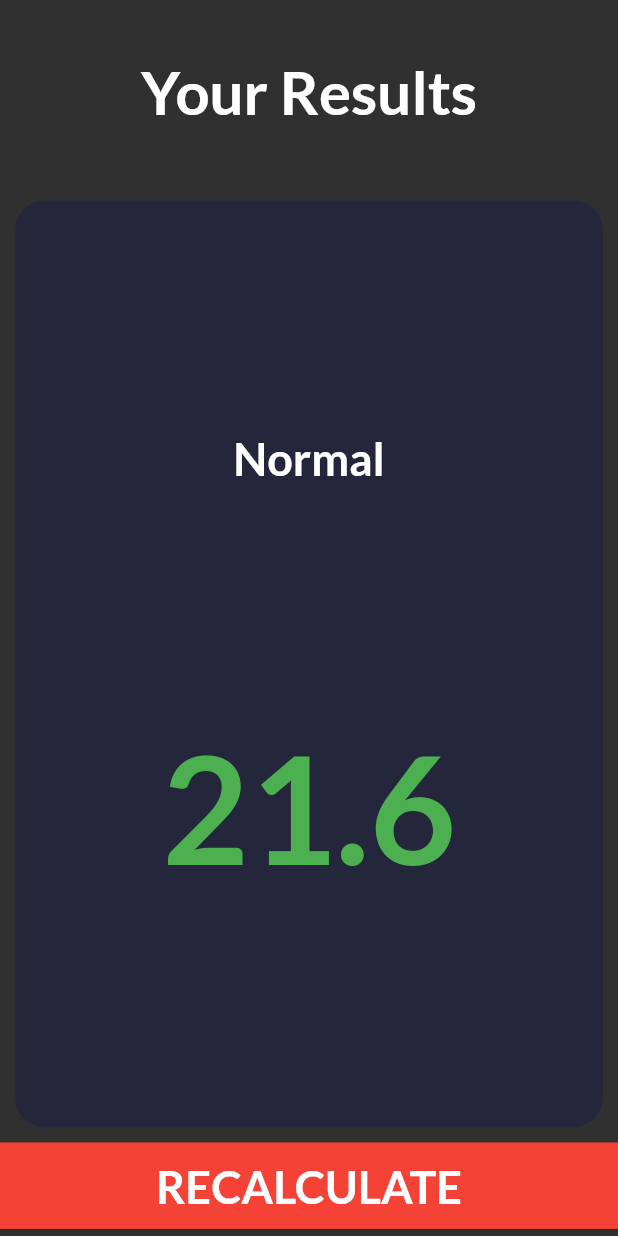
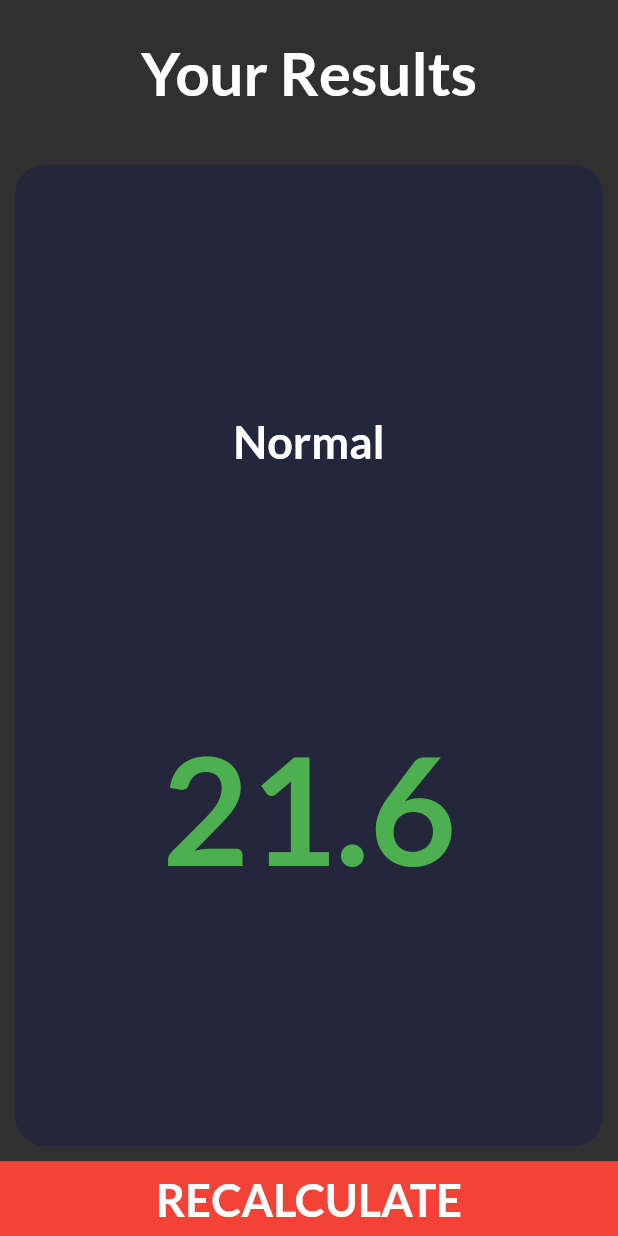
Before and after one commit to scancetin/flutter-bmi-calc, a Flutter app: the screen it shows after launch, after a tap on "CALCULATE", on a phone screen of 412 x 824 dp. Run offline on Flutter 3.47's test engine with Material 2 defaults, Android fonts, the phone set to English and light mode, and no system bars; our stand-ins replace font_awesome_flutter, google_fonts.

Commit message:
flex changes

```diff
--- a/lib/calc_bmi.dart
+++ b/lib/calc_bmi.dart
@@ -12,7 +12,7 @@ class CalcBmi {
 
   String getResult(double _bmi) {
     if (_bmi > 30) {
-      return "Obesity";
+      return 'Obesity';
     } else if (_bmi >= 25) {
       return 'Overweight';
     } else if (_bmi > 18.5) {
--- a/lib/screens/main_page.dart
+++ b/lib/screens/main_page.dart
@@ -26,13 +26,14 @@ class _BmiCalcState extends State<BmiCalc> {
     return Scaffold(
       body: Column(
         children: [
-          Container(
-            height: MediaQuery.of(context).size.height * 0.03,
-          ),
-          Row(children: [
-            BoxWidget(
+          Spacer(),
+          Expanded(
+            flex: 10,
+            child: Row(
+              children: [
+                Expanded(
+                  child: BoxWidget(
                     boxColor: _gender ? _notHl : _hl,
-              boxWidth: 0.50,
                     widget: GenderWidget(
                         genderType: "MALE",
                         onPressed: () {
@@ -41,9 +42,10 @@ class _BmiCalcState extends State<BmiCalc> {
                           });
                         }),
                   ),
-            BoxWidget(
+                ),
+                Expanded(
+                  child: BoxWidget(
                     boxColor: _gender ? _hl : _notHl,
-              boxWidth: 0.50,
                     widget: GenderWidget(
                         genderType: "FEMALE",
                         onPressed: () {
@@ -52,10 +54,14 @@ class _BmiCalcState extends State<BmiCalc> {
                           });
                         }),
                   ),
-          ]),
-          BoxWidget(
+                ),
+              ],
+            ),
+          ),
+          Expanded(
+            flex: 10,
+            child: BoxWidget(
               boxColor: _hl,
-            boxWidth: 1,
               widget: HeightWidget(
                 sliderValue: _heightValue,
                 onPressed: (double value) {
@@ -65,10 +71,13 @@ class _BmiCalcState extends State<BmiCalc> {
                 },
               ),
             ),
-          Row(children: [
-            BoxWidget(
+          ),
+          Expanded(
+            flex: 10,
+            child: Row(children: [
+              Expanded(
+                child: BoxWidget(
                     boxColor: _hl,
-                boxWidth: 0.50,
                     widget: AgeWeightWidget(
                         value: _ageValue,
                         widgetType: "AGE",
@@ -82,9 +91,10 @@ class _BmiCalcState extends State<BmiCalc> {
                             _ageValue--;
                           });
                         })),
-            BoxWidget(
+              ),
+              Expanded(
+                child: BoxWidget(
                     boxColor: _hl,
-                boxWidth: 0.50,
                     widget: AgeWeightWidget(
                         value: _weightValue,
                         widgetType: "WEIGHT",
@@ -98,12 +108,14 @@ class _BmiCalcState extends State<BmiCalc> {
                             _weightValue--;
                           });
                         })),
+              ),
             ]),
-          GestureDetector(
+          ),
+          Expanded(
+            flex: 2,
+            child: GestureDetector(
               child: Container(
                 alignment: Alignment.center,
-              width: MediaQuery.of(context).size.width,
-              height: MediaQuery.of(context).size.height * 0.07,
                 color: Colors.red,
                 child: Text(
                   "CALCULATE",
@@ -114,6 +126,7 @@ class _BmiCalcState extends State<BmiCalc> {
                 Navigator.push(context, MaterialPageRoute(builder: (context) => ResultPage(height: _heightValue.toInt(), weight: _weightValue)));
               },
             ),
+          ),
         ],
       ),
     );
--- a/lib/screens/result_page.dart
+++ b/lib/screens/result_page.dart
@@ -12,47 +12,43 @@ class ResultPage extends StatelessWidget {
   Widget build(BuildContext context) {
     CalcBmi calc = CalcBmi(height: height, weight: weight);
     double _bmi = calc.calcBmi();
+
     return Scaffold(
-      body: Container(
-        width: MediaQuery.of(context).size.width,
-        height: MediaQuery.of(context).size.height,
-        child: Column(
+      body: Column(
         children: [
-            Container(
-              height: MediaQuery.of(context).size.height * 0.15,
-              alignment: Alignment.center,
+          Spacer(),
+          Expanded(
+            flex: 3,
             child: Text(
               "Your Results",
               style: GoogleFonts.lato(textStyle: TextStyle(fontSize: 40, fontWeight: FontWeight.w700)),
             ),
           ),
-            Container(
-              height: MediaQuery.of(context).size.height * 0.75,
+          Expanded(
+            flex: 27,
+            child: Container(
               margin: EdgeInsets.all(10),
               alignment: Alignment.center,
               decoration: BoxDecoration(color: Color(0xff24263B), borderRadius: BorderRadius.circular(20)),
               child: Column(
                 mainAxisAlignment: MainAxisAlignment.spaceEvenly,
-                crossAxisAlignment: CrossAxisAlignment.center,
                 children: [
-                  Container(
-                    child: Text(
+                  Text(
                     calc.getResult(_bmi),
                     style: GoogleFonts.lato(textStyle: TextStyle(fontSize: 30, fontWeight: FontWeight.w700)),
                   ),
-                  ),
-                  Container(
-                    child: Text(
+                  Text(
                     _bmi.toStringAsFixed(1),
                     style: GoogleFonts.lato(textStyle: TextStyle(fontSize: 100, fontWeight: FontWeight.w700, color: calc.getColor(_bmi))),
-                    ),
                   ),
                 ],
               ),
             ),
-            GestureDetector(
+          ),
+          Expanded(
+            flex: 2,
+            child: GestureDetector(
               child: Container(
-                height: MediaQuery.of(context).size.height * 0.07,
                 color: Colors.red,
                 alignment: Alignment.center,
                 child: Text(
@@ -64,8 +60,8 @@ class ResultPage extends StatelessWidget {
                 Navigator.push(context, MaterialPageRoute(builder: (context) => BmiCalc()));
               },
             ),
+          ),
         ],
-        ),
       ),
     );
   }
--- a/lib/widgets/age_weight_widget.dart
+++ b/lib/widgets/age_weight_widget.dart
@@ -11,9 +11,7 @@ class AgeWeightWidget extends StatelessWidget {
 
   @override
   Widget build(BuildContext context) {
-    return Container(
-      alignment: Alignment.center,
-      child: Column(
+    return Column(
       mainAxisAlignment: MainAxisAlignment.center,
       children: [
         Text(
@@ -24,32 +22,25 @@ class AgeWeightWidget extends StatelessWidget {
           value.toString(),
           style: GoogleFonts.lato(textStyle: TextStyle(fontSize: 40, fontWeight: FontWeight.w900)),
         ),
-          SizedBox(height: 20),
+        SizedBox(height: 10),
         Row(
           mainAxisAlignment: MainAxisAlignment.spaceEvenly,
           children: [
-              GestureDetector(
-                child: Container(
+            Container(
               width: 60,
               height: 60,
               decoration: BoxDecoration(borderRadius: BorderRadius.circular(30), color: Color(0xFF51515C)),
-                  child: Icon(FontAwesomeIcons.plus),
+              child: IconButton(icon: Icon(FontAwesomeIcons.plus), onPressed: onPlus),
             ),
-                onTap: onPlus,
-              ),
-              GestureDetector(
-                child: Container(
+            Container(
               width: 60,
               height: 60,
               decoration: BoxDecoration(borderRadius: BorderRadius.circular(30), color: Color(0xFF51515C)),
-                  child: Icon(FontAwesomeIcons.minus),
+              child: IconButton(icon: Icon(FontAwesomeIcons.minus), onPressed: onMinus),
             ),
-                onTap: onMinus,
-              )
           ],
         )
       ],
-      ),
     );
   }
 }
--- a/lib/widgets/box_widget.dart
+++ b/lib/widgets/box_widget.dart
@@ -3,20 +3,14 @@ import 'package:flutter/material.dart';
 class BoxWidget extends StatelessWidget {
   final Color boxColor;
   final Widget widget;
-  final double boxWidth;
-  const BoxWidget({Key key, this.boxColor, this.widget, this.boxWidth}) : super(key: key);
+  const BoxWidget({Key key, this.boxColor, this.widget}) : super(key: key);
 
   @override
   Widget build(BuildContext context) {
     return Container(
-      alignment: Alignment.center,
-      width: MediaQuery.of(context).size.width * boxWidth,
-      height: MediaQuery.of(context).size.height * 0.30,
-      child: Container(
-        margin: EdgeInsets.all(5),
-        decoration: BoxDecoration(color: boxColor, borderRadius: BorderRadius.circular(20)),
-        child: widget,
-      ),
+      margin: EdgeInsets.all(5),
+      decoration: BoxDecoration(color: boxColor, borderRadius: BorderRadius.circular(20)),
+      child: widget,
     );
   }
 }
--- a/lib/widgets/gender_widget.dart
+++ b/lib/widgets/gender_widget.dart
@@ -11,8 +11,6 @@ class GenderWidget extends StatelessWidget {
   Widget build(BuildContext context) {
     return GestureDetector(
       behavior: HitTestBehavior.translucent,
-      child: Container(
-          alignment: Alignment.center,
       child: Column(
         mainAxisAlignment: MainAxisAlignment.center,
         children: [
@@ -20,14 +18,12 @@ class GenderWidget extends StatelessWidget {
             margin: EdgeInsets.only(bottom: 20),
             child: Icon(genderType == "FEMALE" ? FontAwesomeIcons.venus : FontAwesomeIcons.mars, size: 80),
           ),
-              Container(
-                child: Text(
+          Text(
             genderType,
             style: GoogleFonts.lato(textStyle: TextStyle(fontSize: 20)),
-                ),
           )
         ],
-          )),
+      ),
       onTap: onPressed,
     );
   }
--- a/lib/widgets/height_widget.dart
+++ b/lib/widgets/height_widget.dart
@@ -5,11 +5,10 @@ class HeightWidget extends StatelessWidget {
   final double sliderValue;
   final Function onPressed;
   const HeightWidget({Key key, this.onPressed, this.sliderValue}) : super(key: key);
+
   @override
   Widget build(BuildContext context) {
-    return Container(
-      alignment: Alignment.center,
-      child: Column(
+    return Column(
       mainAxisAlignment: MainAxisAlignment.center,
       children: [
         Container(
@@ -41,7 +40,6 @@ class HeightWidget extends StatelessWidget {
           onChanged: onPressed,
         )
       ],
-      ),
     );
   }
 }
```
Lines whose indentation alone changed are shown as unchanged.
